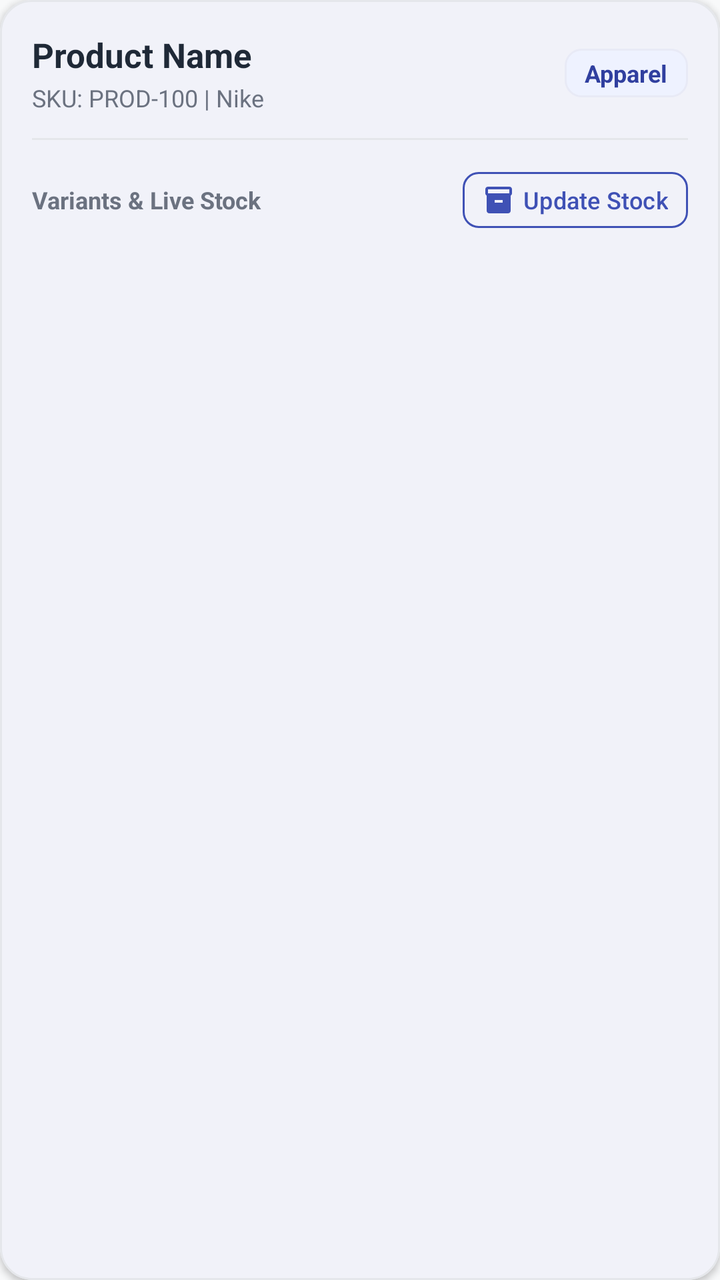
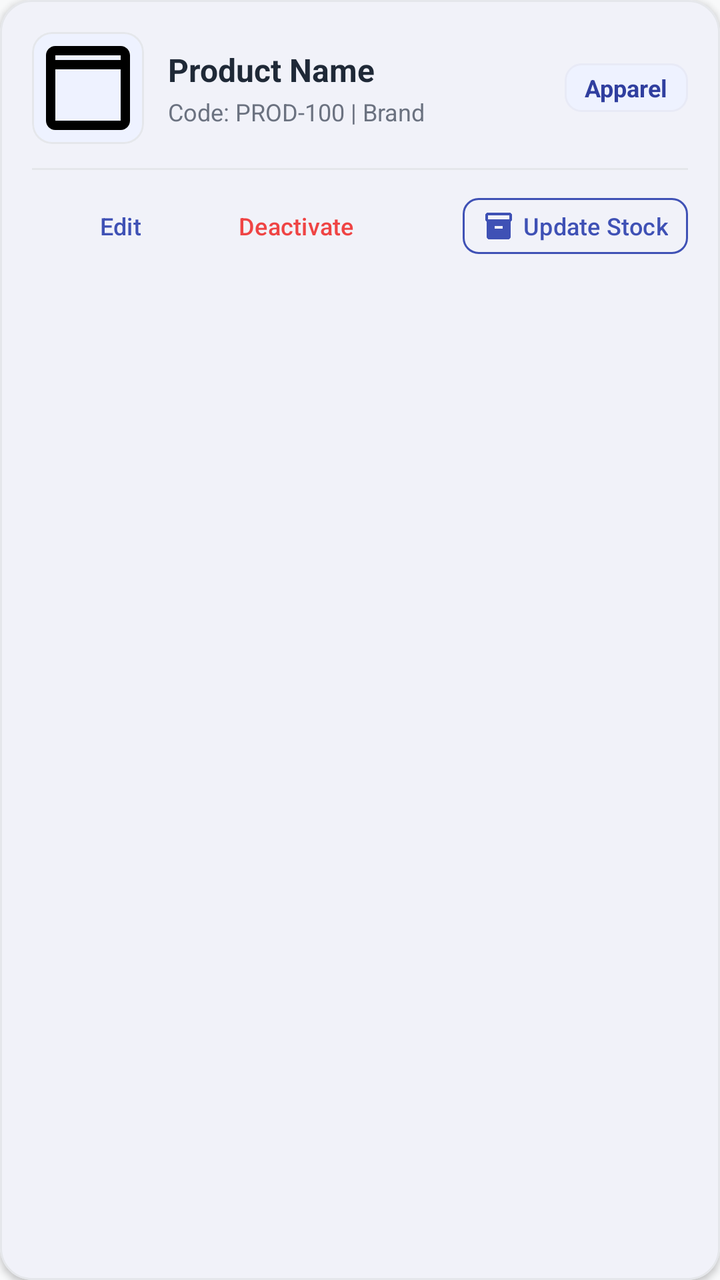

Compare the two renders of this Android layout. The source of the first and the diff that turns it into the second are given below.
<!-- AndroidManifest.xml: application theme Theme.RetailSellerApp -->
<!-- res/layout/item_product_card.xml -->
<?xml version="1.0" encoding="utf-8"?>
<com.google.android.material.card.MaterialCardView xmlns:android="http://schemas.android.com/apk/res/android"
    xmlns:app="http://schemas.android.com/apk/res-auto"
    style="@style/Widget.App.CardView"
    android:layout_width="match_parent"
    android:layout_height="wrap_content"
    android:layout_marginHorizontal="4dp"
    android:layout_marginVertical="6dp">

    <LinearLayout
        android:layout_width="match_parent"
        android:layout_height="wrap_content"
        android:orientation="vertical"
        android:padding="16dp">

        
        <LinearLayout
            android:layout_width="match_parent"
            android:layout_height="wrap_content"
            android:gravity="center_vertical"
            android:orientation="horizontal">

            <LinearLayout
                android:layout_width="0dp"
                android:layout_height="wrap_content"
                android:layout_weight="1"
                android:orientation="vertical">

                <TextView
                    android:id="@+id/tv_product_name"
                    android:layout_width="wrap_content"
                    android:layout_height="wrap_content"
                    android:text="Product Name"
                    android:textColor="@color/text_primary"
                    android:textSize="17sp"
                    android:textStyle="bold" />

                <TextView
                    android:id="@+id/tv_product_sku_brand"
                    android:layout_width="wrap_content"
                    android:layout_height="wrap_content"
                    android:layout_marginTop="2dp"
                    android:text="SKU: PROD-100 | Nike"
                    android:textColor="@color/text_secondary"
                    android:textSize="12sp" />
            </LinearLayout>

            
            <TextView
                android:id="@+id/tv_category_tag"
                android:layout_width="wrap_content"
                android:layout_height="wrap_content"
                android:background="@drawable/bg_chip"
                android:paddingHorizontal="10dp"
                android:paddingVertical="4dp"
                android:text="Apparel"
                android:textColor="@color/indigo_dark"
                android:textSize="12sp"
                android:textStyle="bold" />

        </LinearLayout>

        
        <View
            android:layout_width="match_parent"
            android:layout_height="1dp"
            android:layout_marginTop="12dp"
            android:layout_marginBottom="12dp"
            android:background="@color/card_stroke" />

        
        <LinearLayout
            android:layout_width="match_parent"
            android:layout_height="wrap_content"
            android:gravity="center_vertical"
            android:orientation="horizontal"
            android:layout_marginBottom="8dp">

            <TextView
                android:layout_width="0dp"
                android:layout_height="wrap_content"
                android:layout_weight="1"
                android:text="Variants &amp; Live Stock"
                android:textColor="@color/text_secondary"
                android:textSize="12sp"
                android:textStyle="bold" />

            <com.google.android.material.button.MaterialButton
                android:id="@+id/btn_update_stock"
                style="@style/Widget.Material3.Button.OutlinedButton"
                android:layout_width="wrap_content"
                android:layout_height="36dp"
                android:paddingHorizontal="10dp"
                android:paddingVertical="0dp"
                android:text="Update Stock"
                android:textColor="@color/indigo_primary"
                android:textSize="12sp"
                app:cornerRadius="8dp"
                app:icon="@drawable/ic_inventory"
                app:iconPadding="4dp"
                app:iconSize="16dp"
                app:iconTint="@color/indigo_primary"
                app:strokeColor="@color/indigo_primary"
                app:strokeWidth="1dp" />

        </LinearLayout>

        
        <androidx.recyclerview.widget.RecyclerView
            android:id="@+id/rv_variants"
            android:layout_width="match_parent"
            android:layout_height="wrap_content"
            android:nestedScrollingEnabled="false" />

    </LinearLayout>
</com.google.android.material.card.MaterialCardView>
<!-- resources referenced by this layout -->
<resources>
  <color name="card_stroke">#E5E7EB</color>
  <color name="indigo_dark">#303F9F</color>
  <color name="indigo_primary">#3F51B5</color>
  <color name="text_primary">#1F2937</color>
  <color name="text_secondary">#6B7280</color>
  <!-- drawable bg_chip (drawable) -->
  <?xml version="1.0" encoding="utf-8"?>
  <shape xmlns:android="http://schemas.android.com/apk/res/android"
      android:shape="rectangle">
      <solid android:color="@color/indigo_50" />
      <corners android:radius="8dp" />
      <stroke
          android:width="1dp"
          android:color="@color/indigo_light" />
  </shape>
  <!-- drawable ic_inventory (drawable) -->
  <vector xmlns:android="http://schemas.android.com/apk/res/android"
      android:width="24dp"
      android:height="24dp"
      android:viewportWidth="24"
      android:viewportHeight="24">
      <path
          android:fillColor="#FF000000"
          android:pathData="M20,2H4C2.9,2 2,2.9 2,4v3.01C2,7.73 2.43,8.35 3,8.7V20c0,1.1 0.9,2 2,2h14c1.1,0 2,-0.9 2,-2V8.7c0.57,-0.35 1,-0.97 1,-1.69V4c0,-1.1 -0.9,-2 -2,-2zM15,14H9v-2h6v2zM20,7H4V4h16v3z"/>
  </vector>
  <style name="Widget.App.CardView" parent="Widget.Material3.CardView.Elevated">
          <item name="cardCornerRadius">16dp</item>
          <item name="cardElevation">2dp</item>
          <item name="strokeWidth">1dp</item>
          <item name="strokeColor">@color/card_stroke</item>
          <item name="cardBackgroundColor">@color/surface_white</item>
      </style>
  <style name="Theme.RetailSellerApp" parent="Base.Theme.RetailSellerApp" />
  <color name="indigo_50">#EEF2FF</color>
  <color name="indigo_light">#E8EAF6</color>
  <color name="surface_white">#FFFFFF</color>
  <style name="Base.Theme.RetailSellerApp" parent="Theme.Material3.DayNight.NoActionBar">
          <item name="colorPrimary">@color/indigo_primary</item>
          <item name="colorOnPrimary">@color/white</item>
          <item name="colorPrimaryContainer">@color/indigo_light</item>
          <item name="colorOnPrimaryContainer">@color/indigo_dark</item>
  
          <item name="colorSecondary">@color/emerald_accent</item>
          <item name="colorOnSecondary">@color/white</item>
          <item name="colorSecondaryContainer">@color/emerald_light</item>
          <item name="colorOnSecondaryContainer">@color/emerald_dark</item>
  
          <item name="android:windowBackground">@color/bg_soft_gray</item>
          <item name="colorSurface">@color/surface_white</item>
          <item name="colorOnSurface">@color/text_primary</item>
  
          <item name="materialCardViewStyle">@style/Widget.App.CardView</item>
      </style>
  <color name="white">#FFFFFFFF</color>
  <color name="emerald_accent">#4CAF50</color>
  <color name="emerald_light">#E8F5E9</color>
  <color name="emerald_dark">#388E3C</color>
  <color name="bg_soft_gray">#F8F9FA</color>
</resources>

<!-- the commit's change to res/layout/item_product_card.xml (unified diff, before → after) -->
@@ -20,6 +20,25 @@
             android:gravity="center_vertical"
             android:orientation="horizontal">
 
+            <com.google.android.material.card.MaterialCardView
+                android:layout_width="56dp"
+                android:layout_height="56dp"
+                android:layout_marginEnd="12dp"
+                app:cardBackgroundColor="@color/indigo_50"
+                app:cardCornerRadius="10dp"
+                app:cardElevation="0dp"
+                app:strokeColor="@color/card_stroke"
+                app:strokeWidth="1dp">
+
+                <ImageView
+                    android:id="@+id/iv_product_thumb"
+                    android:layout_width="match_parent"
+                    android:layout_height="match_parent"
+                    android:contentDescription="Product Thumbnail"
+                    android:scaleType="centerCrop"
+                    android:src="@drawable/ic_box" />
+            </com.google.android.material.card.MaterialCardView>
+
             <LinearLayout
                 android:layout_width="0dp"
                 android:layout_height="wrap_content"
@@ -32,7 +51,7 @@
                     android:layout_height="wrap_content"
                     android:text="Product Name"
                     android:textColor="@color/text_primary"
-                    android:textSize="17sp"
+                    android:textSize="16sp"
                     android:textStyle="bold" />
 
                 <TextView
@@ -40,12 +59,11 @@
                     android:layout_width="wrap_content"
                     android:layout_height="wrap_content"
                     android:layout_marginTop="2dp"
-                    android:text="SKU: PROD-100 | Nike"
+                    android:text="Code: PROD-100 | Brand"
                     android:textColor="@color/text_secondary"
                     android:textSize="12sp" />
             </LinearLayout>
 
-            
             <TextView
                 android:id="@+id/tv_category_tag"
                 android:layout_width="wrap_content"
@@ -65,25 +83,43 @@
             android:layout_width="match_parent"
             android:layout_height="1dp"
             android:layout_marginTop="12dp"
-            android:layout_marginBottom="12dp"
+            android:layout_marginBottom="10dp"
             android:background="@color/card_stroke" />
 
         
         <LinearLayout
             android:layout_width="match_parent"
             android:layout_height="wrap_content"
+            android:layout_marginBottom="8dp"
             android:gravity="center_vertical"
-            android:orientation="horizontal"
-            android:layout_marginBottom="8dp">
+            android:orientation="horizontal">
 
-            <TextView
+            <com.google.android.material.button.MaterialButton
+                android:id="@+id/btn_edit_product"
+                style="@style/Widget.Material3.Button.TextButton"
+                android:layout_width="wrap_content"
+                android:layout_height="36dp"
+                android:paddingHorizontal="8dp"
+                android:paddingVertical="0dp"
+                android:text="Edit"
+                android:textColor="@color/indigo_primary"
+                android:textSize="12sp" />
+
+            <com.google.android.material.button.MaterialButton
+                android:id="@+id/btn_toggle_product_status"
+                style="@style/Widget.Material3.Button.TextButton"
+                android:layout_width="wrap_content"
+                android:layout_height="36dp"
+                android:paddingHorizontal="8dp"
+                android:paddingVertical="0dp"
+                android:text="Deactivate"
+                android:textColor="@color/warning_red"
+                android:textSize="12sp" />
+
+            <View
                 android:layout_width="0dp"
-                android:layout_height="wrap_content"
-                android:layout_weight="1"
-                android:text="Variants &amp; Live Stock"
-                android:textColor="@color/text_secondary"
-                android:textSize="12sp"
-                android:textStyle="bold" />
+                android:layout_height="1dp"
+                android:layout_weight="1" />
 
             <com.google.android.material.button.MaterialButton
                 android:id="@+id/btn_update_stock"
<!-- resource entries referenced after the edit -->
@@ -5,6 +5,7 @@
   <color name="indigo_primary">#3F51B5</color>
   <color name="text_primary">#1F2937</color>
   <color name="text_secondary">#6B7280</color>
+  <color name="warning_red">#EF4444</color>
   <!-- drawable bg_chip (drawable) -->
   <?xml version="1.0" encoding="utf-8"?>
   <shape xmlns:android="http://schemas.android.com/apk/res/android"
@@ -15,6 +16,16 @@
           android:width="1dp"
           android:color="@color/indigo_light" />
   </shape>
+  <!-- drawable ic_box (drawable) -->
+  <vector xmlns:android="http://schemas.android.com/apk/res/android"
+      android:width="24dp"
+      android:height="24dp"
+      android:viewportWidth="24"
+      android:viewportHeight="24">
+      <path
+          android:fillColor="#FF000000"
+          android:pathData="M19,3H5C3.9,3 3,3.9 3,5v14c0,1.1 0.9,2 2,2h14c1.1,0 2,-0.9 2,-2V5c0,-1.1 -0.9,-2 -2,-2zm0,16H5V8h14v11zM5,6V5h14v1H5z"/>
+  </vector>
   <!-- drawable ic_inventory (drawable) -->
   <vector xmlns:android="http://schemas.android.com/apk/res/android"
       android:width="24dp"
